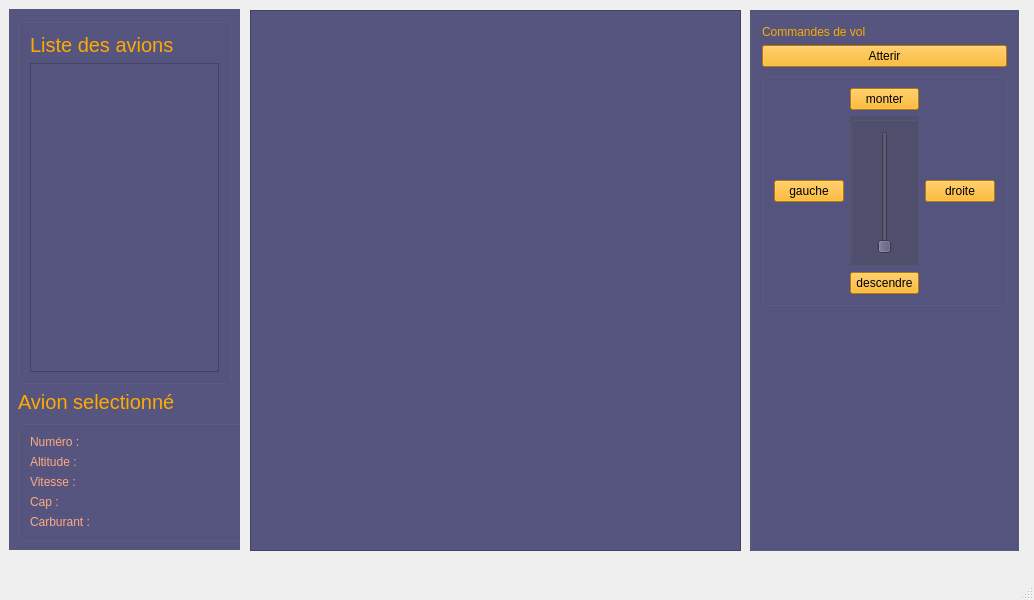
First picture: the form in interface0.ui, repository arcreane/python-project-control-air, before the edit.
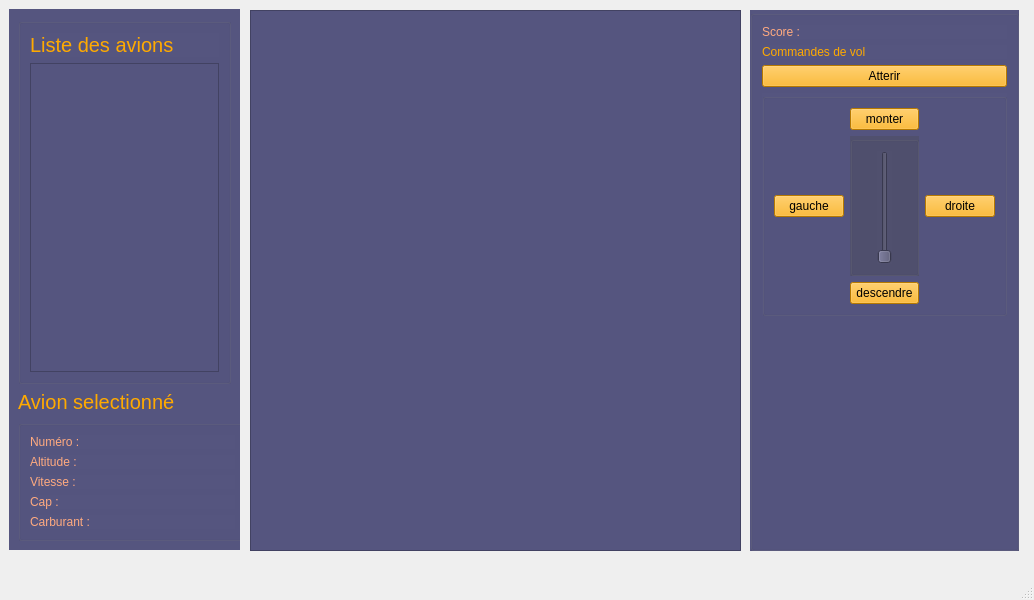
Second picture: the form after the edit.

Commit message: Mise à joue finale, jeu fonctionnel avec score décompté et collision pour 2 avions trop proches

The edit to the form file:
```diff
--- a/interface0.ui
+++ b/interface0.ui
@@ -150,6 +150,16 @@
      <string notr="true">background-color: rgb(85, 85, 127);</string>
     </property>
     <layout class="QVBoxLayout" name="verticalLayout_4">
+     <item>
+      <widget class="QLabel" name="label_9">
+       <property name="styleSheet">
+        <string notr="true">color: rgb(255, 170, 127);</string>
+       </property>
+       <property name="text">
+        <string>Score :</string>
+       </property>
+      </widget>
+     </item>
      <item>
       <widget class="QLabel" name="label_8">
        <property name="styleSheet">
```
The commit also changes 3 other files.
